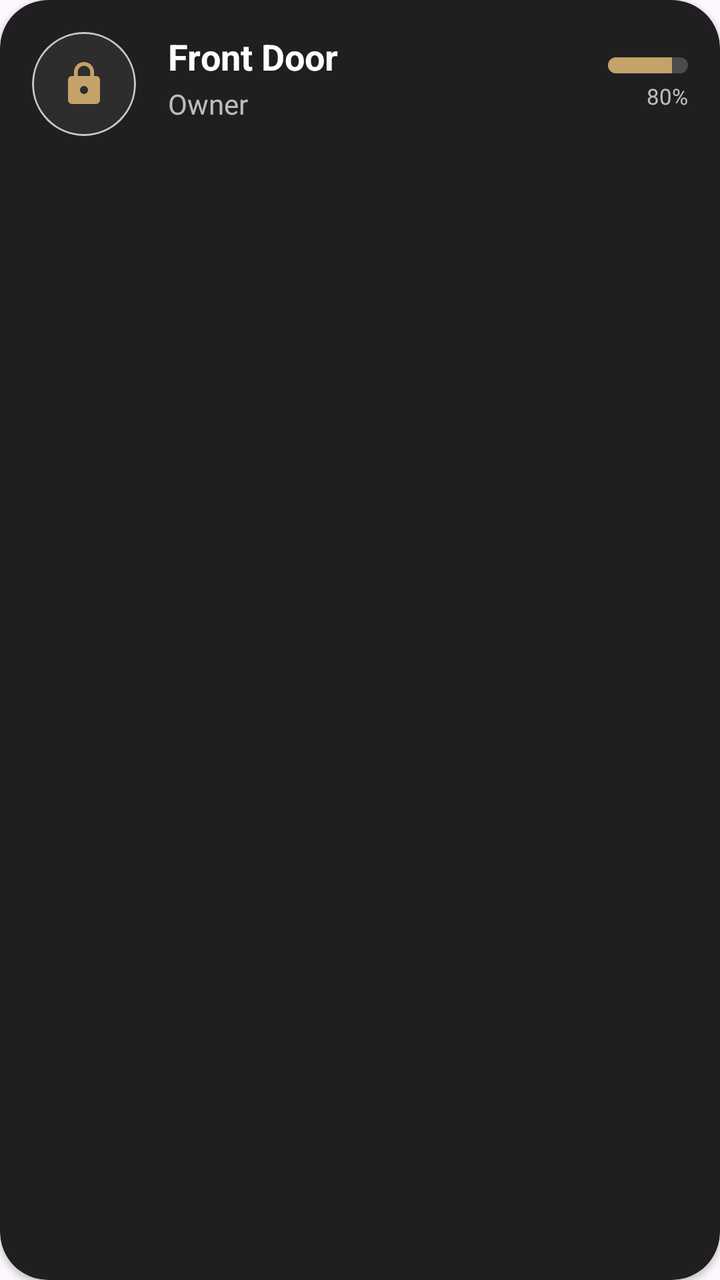
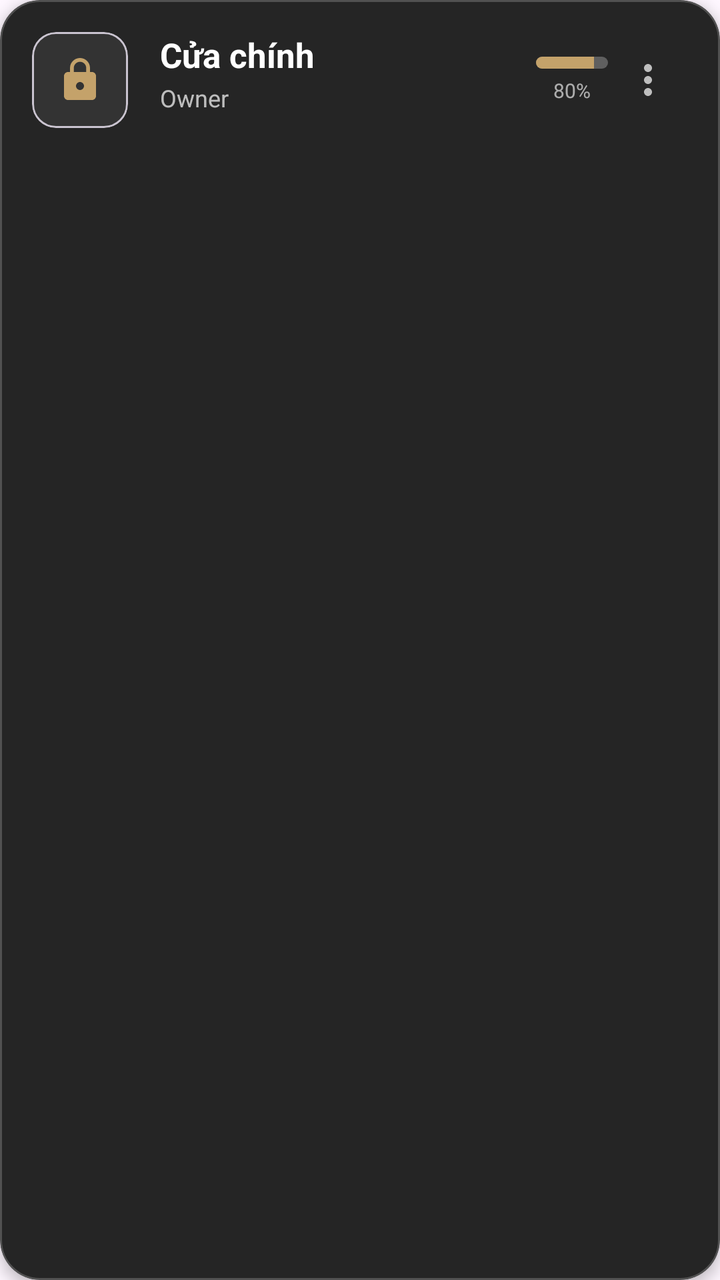

Compare the two renders of this Android layout. The source of the first and the diff that turns it into the second are given below.
<!-- AndroidManifest.xml: application theme Theme.SmartLock -->
<!-- res/layout/item_door.xml -->
<?xml version="1.0" encoding="utf-8"?>
<com.google.android.material.card.MaterialCardView
    xmlns:android="http://schemas.android.com/apk/res/android"
    xmlns:app="http://schemas.android.com/apk/res-auto"
    android:layout_width="match_parent"
    android:layout_height="wrap_content"
    android:layout_marginHorizontal="8dp"
    android:layout_marginVertical="8dp"
    app:cardBackgroundColor="#1F1F1F"
    app:cardCornerRadius="24dp"
    app:cardElevation="2dp"
    app:strokeWidth="0dp">

    <androidx.constraintlayout.widget.ConstraintLayout
        android:layout_width="match_parent"
        android:layout_height="wrap_content"
        android:padding="16dp">

        <com.google.android.material.card.MaterialCardView
            android:id="@+id/iconContainer"
            android:layout_width="52dp"
            android:layout_height="52dp"
            app:cardBackgroundColor="#2D2D2D"
            app:cardCornerRadius="26dp"
            app:layout_constraintStart_toStartOf="parent"
            app:layout_constraintTop_toTopOf="parent"
            app:layout_constraintBottom_toBottomOf="parent">

            <ImageView
                android:id="@+id/ivDoorIcon"
                android:layout_width="24dp"
                android:layout_height="24dp"
                android:layout_gravity="center"
                android:src="@drawable/ic_lock"
                app:tint="#C4A26A" />
        </com.google.android.material.card.MaterialCardView>

        <TextView
            android:id="@+id/tvDoorName"
            android:layout_width="0dp"
            android:layout_height="wrap_content"
            android:layout_marginStart="16dp"
            android:text="Front Door"
            android:textColor="#FFFFFF"
            android:textSize="18sp"
            android:textStyle="bold"
            app:layout_constraintStart_toEndOf="@id/iconContainer"
            app:layout_constraintTop_toTopOf="@id/iconContainer"
            app:layout_constraintEnd_toStartOf="@id/layoutBattery" />

        <TextView
            android:id="@+id/tvPermission"
            android:layout_width="wrap_content"
            android:layout_height="wrap_content"
            android:layout_marginTop="2dp"
            android:text="Owner"
            android:textColor="#B3FFFFFF"
            android:textSize="14sp"
            app:layout_constraintStart_toStartOf="@id/tvDoorName"
            app:layout_constraintTop_toBottomOf="@id/tvDoorName" />

        <LinearLayout
            android:id="@+id/layoutBattery"
            android:layout_width="wrap_content"
            android:layout_height="wrap_content"
            android:gravity="end"
            android:orientation="vertical"
            app:layout_constraintEnd_toEndOf="parent"
            app:layout_constraintTop_toTopOf="parent"
            app:layout_constraintBottom_toBottomOf="parent">

            <ProgressBar
                android:id="@+id/pbBattery"
                style="?android:attr/progressBarStyleHorizontal"
                android:layout_width="40dp"
                android:layout_height="8dp"
                android:max="100"
                android:progress="80"
                android:progressDrawable="@drawable/bg_battery_progress" />

            <TextView
                android:id="@+id/tvBattery"
                android:layout_width="wrap_content"
                android:layout_height="wrap_content"
                android:layout_marginTop="4dp"
                android:text="80%"
                android:textColor="#B3FFFFFF"
                android:textSize="11sp" />
        </LinearLayout>

    </androidx.constraintlayout.widget.ConstraintLayout>
</com.google.android.material.card.MaterialCardView>
<!-- resources referenced by this layout -->
<resources>
  <!-- drawable bg_battery_progress (drawable) -->
  <?xml version="1.0" encoding="utf-8"?>
  <layer-list xmlns:android="http://schemas.android.com/apk/res/android">
      <item android:id="@android:id/background">
          <shape>
              <corners android:radius="4dp" />
              <solid android:color="#33FFFFFF" />
          </shape>
      </item>
      <item android:id="@android:id/progress">
          <clip>
              <shape>
                  <corners android:radius="4dp" />
                  <solid android:color="#C4A26A" />
              </shape>
          </clip>
      </item>
  </layer-list>
  <!-- drawable ic_lock (drawable) -->
  <vector xmlns:android="http://schemas.android.com/apk/res/android" android:height="24dp" android:tint="#06A5FF" android:viewportHeight="24" android:viewportWidth="24" android:width="24dp">
        
      <path android:fillColor="@android:color/white" android:pathData="M18,8h-1L17,6c0,-2.76 -2.24,-5 -5,-5S7,3.24 7,6v2L6,8c-1.1,0 -2,0.9 -2,2v10c0,1.1 0.9,2 2,2h12c1.1,0 2,-0.9 2,-2L20,10c0,-1.1 -0.9,-2 -2,-2zM12,17c-1.1,0 -2,-0.9 -2,-2s0.9,-2 2,-2 2,0.9 2,2 -0.9,2 -2,2zM15.1,8L8.9,8L8.9,6c0,-1.71 1.39,-3.1 3.1,-3.1 1.71,0 3.1,1.39 3.1,3.1v2z"/>
      
  </vector>
  <style name="Theme.SmartLock" parent="Base.Theme.SmartLock" />
  <style name="Base.Theme.SmartLock" parent="Theme.Material3.DayNight.NoActionBar">
          
          
      </style>
</resources>

<!-- the commit's change to res/layout/item_door.xml (unified diff, before → after) -->
@@ -4,12 +4,13 @@
     xmlns:app="http://schemas.android.com/apk/res-auto"
     android:layout_width="match_parent"
     android:layout_height="wrap_content"
-    android:layout_marginHorizontal="8dp"
-    android:layout_marginVertical="8dp"
-    app:cardBackgroundColor="#1F1F1F"
-    app:cardCornerRadius="24dp"
-    app:cardElevation="2dp"
-    app:strokeWidth="0dp">
+    android:layout_marginHorizontal="12dp"
+    android:layout_marginVertical="6dp"
+    app:cardBackgroundColor="#252525"
+    app:cardCornerRadius="20dp"
+    app:cardElevation="4dp"
+    app:strokeColor="#33FFFFFF"
+    app:strokeWidth="1dp">
 
     <androidx.constraintlayout.widget.ConstraintLayout
         android:layout_width="match_parent"
@@ -18,13 +19,13 @@
 
         <com.google.android.material.card.MaterialCardView
             android:id="@+id/iconContainer"
-            android:layout_width="52dp"
-            android:layout_height="52dp"
-            app:cardBackgroundColor="#2D2D2D"
-            app:cardCornerRadius="26dp"
+            android:layout_width="48dp"
+            android:layout_height="48dp"
+            app:cardBackgroundColor="#333333"
+            app:cardCornerRadius="12dp"
+            app:layout_constraintBottom_toBottomOf="parent"
             app:layout_constraintStart_toStartOf="parent"
-            app:layout_constraintTop_toTopOf="parent"
-            app:layout_constraintBottom_toBottomOf="parent">
+            app:layout_constraintTop_toTopOf="parent">
 
             <ImageView
                 android:id="@+id/ivDoorIcon"
@@ -40,40 +41,46 @@
             android:layout_width="0dp"
             android:layout_height="wrap_content"
             android:layout_marginStart="16dp"
-            android:text="Front Door"
+            android:ellipsize="end"
+            android:maxLines="1"
+            android:text="Cửa chính"
             android:textColor="#FFFFFF"
-            android:textSize="18sp"
+            android:textSize="17sp"
             android:textStyle="bold"
+            app:layout_constraintEnd_toStartOf="@id/layoutBattery"
             app:layout_constraintStart_toEndOf="@id/iconContainer"
-            app:layout_constraintTop_toTopOf="@id/iconContainer"
-            app:layout_constraintEnd_toStartOf="@id/layoutBattery" />
+            app:layout_constraintTop_toTopOf="@id/iconContainer" />
 
         <TextView
             android:id="@+id/tvPermission"
-            android:layout_width="wrap_content"
+            android:layout_width="0dp"
             android:layout_height="wrap_content"
             android:layout_marginTop="2dp"
             android:text="Owner"
             android:textColor="#B3FFFFFF"
-            android:textSize="14sp"
+            android:textSize="12sp"
+            android:ellipsize="end"
+            android:maxLines="1"
             app:layout_constraintStart_toStartOf="@id/tvDoorName"
+            app:layout_constraintEnd_toStartOf="@id/layoutBattery"
             app:layout_constraintTop_toBottomOf="@id/tvDoorName" />
+
 
         <LinearLayout
             android:id="@+id/layoutBattery"
             android:layout_width="wrap_content"
             android:layout_height="wrap_content"
-            android:gravity="end"
+            android:gravity="center_horizontal"
             android:orientation="vertical"
-            app:layout_constraintEnd_toEndOf="parent"
-            app:layout_constraintTop_toTopOf="parent"
-            app:layout_constraintBottom_toBottomOf="parent">
+            app:layout_constraintBottom_toBottomOf="parent"
+            app:layout_constraintEnd_toStartOf="@id/btnMore"
+            app:layout_constraintTop_toTopOf="parent">
 
             <ProgressBar
                 android:id="@+id/pbBattery"
                 style="?android:attr/progressBarStyleHorizontal"
-                android:layout_width="40dp"
-                android:layout_height="8dp"
+                android:layout_width="36dp"
+                android:layout_height="6dp"
                 android:max="100"
                 android:progress="80"
                 android:progressDrawable="@drawable/bg_battery_progress" />
@@ -84,9 +91,21 @@
                 android:layout_height="wrap_content"
                 android:layout_marginTop="4dp"
                 android:text="80%"
-                android:textColor="#B3FFFFFF"
-                android:textSize="11sp" />
+                android:textColor="#A0FFFFFF"
+                android:textSize="10sp" />
         </LinearLayout>
+
+        <ImageButton
+            android:id="@+id/btnMore"
+            android:layout_width="40dp"
+            android:layout_height="40dp"
+            android:background="?attr/selectableItemBackgroundBorderless"
+            android:src="@drawable/ic_more_vert"
+            app:tint="#B3FFFFFF"
+            android:padding="8dp"
+            app:layout_constraintBottom_toBottomOf="parent"
+            app:layout_constraintEnd_toEndOf="parent"
+            app:layout_constraintTop_toTopOf="parent" />
 
     </androidx.constraintlayout.widget.ConstraintLayout>
 </com.google.android.material.card.MaterialCardView>
<!-- resource entries referenced after the edit -->
@@ -6,7 +6,7 @@
       <item android:id="@android:id/background">
           <shape>
               <corners android:radius="4dp" />
-              <solid android:color="#33FFFFFF" />
+              <solid android:color="#44FFFFFF" />
           </shape>
       </item>
       <item android:id="@android:id/progress">
@@ -24,6 +24,17 @@
       <path android:fillColor="@android:color/white" android:pathData="M18,8h-1L17,6c0,-2.76 -2.24,-5 -5,-5S7,3.24 7,6v2L6,8c-1.1,0 -2,0.9 -2,2v10c0,1.1 0.9,2 2,2h12c1.1,0 2,-0.9 2,-2L20,10c0,-1.1 -0.9,-2 -2,-2zM12,17c-1.1,0 -2,-0.9 -2,-2s0.9,-2 2,-2 2,0.9 2,2 -0.9,2 -2,2zM15.1,8L8.9,8L8.9,6c0,-1.71 1.39,-3.1 3.1,-3.1 1.71,0 3.1,1.39 3.1,3.1v2z"/>
       
   </vector>
+  <!-- drawable ic_more_vert (drawable) -->
+  <vector xmlns:android="http://schemas.android.com/apk/res/android"
+      android:width="24dp"
+      android:height="24dp"
+      android:viewportWidth="24"
+      android:viewportHeight="24"
+      android:tint="#FFFFFF">
+      <path
+          android:fillColor="@android:color/white"
+          android:pathData="M12,8c1.1,0 2,-0.9 2,-2s-0.9,-2 -2,-2 -2,0.9 -2,2 0.9,2 2,2zM12,10c-1.1,0 -2,0.9 -2,2s0.9,2 2,2 2,-0.9 2,-2 -0.9,-2 -2,-2zM12,16c-1.1,0 -2,0.9 -2,2s0.9,2 2,2 2,-0.9 2,-2 -0.9,-2 -2,-2z"/>
+  </vector>
   <style name="Theme.SmartLock" parent="Base.Theme.SmartLock" />
   <style name="Base.Theme.SmartLock" parent="Theme.Material3.DayNight.NoActionBar">
           
